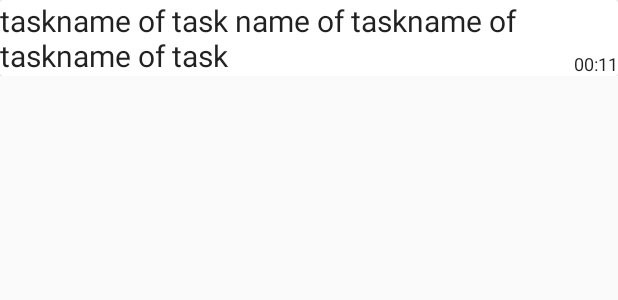
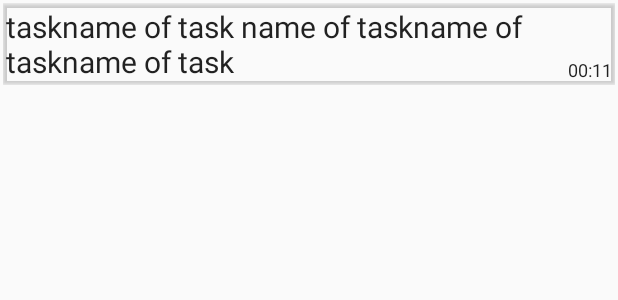
Before and after one commit to olegdoncovg/KanBanAn, an Android app: the layout list_view_item.xml on its own in the app's theme, with its tools: preview values and no code run, on a phone screen of 412 x 824 dp. Shown: the top 300 px of the screen. Run offline under Robolectric (Android 15) with nearby library versions, the phone set to English and light mode, and no system bars.

Commit message:
Upgrade design approach

```diff
--- a/CanBanAn/app/src/main/res/layout/activity_main.xml
+++ b/CanBanAn/app/src/main/res/layout/activity_main.xml
@@ -23,6 +23,7 @@
                 android:layout_height="wrap_content"
                 android:layout_weight="10"
                 android:ellipsize="end"
+                android:padding="@dimen/list_item_interval"
                 android:text="@string/to_do_list" />
 
             <include layout="@layout/divider_vertical" />
@@ -34,6 +35,7 @@
                 android:layout_height="wrap_content"
                 android:layout_weight="10"
                 android:ellipsize="end"
+                android:padding="@dimen/list_item_interval"
                 android:text="@string/in_progress" />
 
             <include layout="@layout/divider_vertical" />
@@ -45,6 +47,7 @@
                 android:layout_height="wrap_content"
                 android:layout_weight="10"
                 android:ellipsize="end"
+                android:padding="@dimen/list_item_interval"
                 android:text="@string/well_done" />
 
         </LinearLayout>
--- a/CanBanAn/app/src/main/res/layout/list_view_item.xml
+++ b/CanBanAn/app/src/main/res/layout/list_view_item.xml
@@ -3,17 +3,19 @@
     xmlns:app="http://schemas.android.com/apk/res-auto"
     xmlns:tools="http://schemas.android.com/tools"
     android:layout_width="match_parent"
-    android:layout_height="wrap_content">
+    android:layout_height="wrap_content"
+    android:layout_margin="@dimen/list_item_interval">
 
 
     <androidx.cardview.widget.CardView
-        android:id="@+id/cv"
         android:layout_width="match_parent"
-        android:layout_height="wrap_content">
+        android:layout_height="wrap_content"
+        app:cardBackgroundColor="@color/transparent">
 
         <androidx.constraintlayout.widget.ConstraintLayout
             android:layout_width="match_parent"
-            android:layout_height="wrap_content">
+            android:layout_height="wrap_content"
+            android:padding="@dimen/list_item_interval">
 
             <TextView
                 android:id="@+id/title"
--- a/CanBanAn/app/src/main/res/values/colors.xml
+++ b/CanBanAn/app/src/main/res/values/colors.xml
@@ -8,4 +8,5 @@
     <color name="bg_item_in_progress">#e0ff70</color>
     <color name="bg_item_to_do_list">#f8bBb0</color>
     <color name="bg_item_done">#e0ffe0</color>
+    <color name="transparent">#00FFFFFF</color>
 </resources>
--- /dev/null
+++ b/CanBanAn/app/src/main/res/values/dimens.xml
@@ -0,0 +1,5 @@
+<?xml version="1.0" encoding="utf-8"?>
+<resources>
+    <dimen name="list_item_interval">2dp</dimen>
+    <dimen name="rounded_corners_radius">8dp</dimen>
+</resources>
```
Also changed, not shown: CanBanAn/app/src/main/res/drawable/bg_rounded_corners.xml (added, +8 -0 lines).
